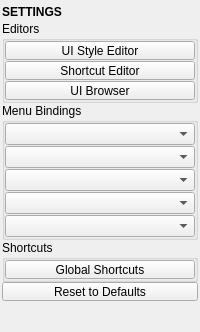
Above: tentacle/ui/settings.ui from m3trik/tentacle before the change. Below: the same form after it.
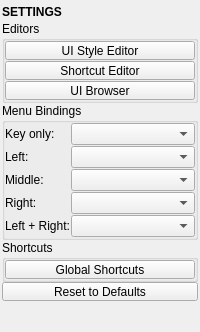
That is the form after the change. Custom widgets are drawn as their Qt base class.

Diff of the .ui file:
```diff
--- a/tentacle/ui/settings.ui
+++ b/tentacle/ui/settings.ui
@@ -179,7 +179,7 @@
         <property name="title">
          <string>Menu Bindings</string>
         </property>
-        <layout class="QVBoxLayout" name="verticalLayout_bindings">
+        <layout class="QGridLayout" name="gridLayout_bindings" columnstretch="0,1">
          <property name="spacing">
           <number>1</number>
          </property>
@@ -195,7 +195,32 @@
          <property name="bottomMargin">
           <number>0</number>
          </property>
-         <item>
+         <item row="0" column="0">
+          <widget class="QLabel" name="lbl_bind_default">
+           <property name="minimumSize">
+            <size>
+             <width>0</width>
+             <height>19</height>
+            </size>
+           </property>
+           <property name="maximumSize">
+            <size>
+             <width>16777215</width>
+             <height>19</height>
+            </size>
+           </property>
+           <property name="caption" stdset="0">
+            <bool>true</bool>
+           </property>
+           <property name="text">
+            <string>Key only:</string>
+           </property>
+           <property name="alignment">
+            <set>Qt::AlignLeading|Qt::AlignLeft|Qt::AlignVCenter</set>
+           </property>
+          </widget>
+         </item>
+         <item row="0" column="1">
           <widget class="ComboBox" name="cmb_bind_default">
            <property name="minimumSize">
             <size>
@@ -203,12 +228,40 @@
              <height>19</height>
             </size>
            </property>
+           <property name="sizeAdjustPolicy">
+            <enum>QComboBox::AdjustToContents</enum>
+           </property>
            <property name="toolTip">
             <string>Default menu (key only)</string>
            </property>
           </widget>
          </item>
-         <item>
+         <item row="1" column="0">
+          <widget class="QLabel" name="lbl_bind_left">
+           <property name="minimumSize">
+            <size>
+             <width>0</width>
+             <height>19</height>
+            </size>
+           </property>
+           <property name="maximumSize">
+            <size>
+             <width>16777215</width>
+             <height>19</height>
+            </size>
+           </property>
+           <property name="caption" stdset="0">
+            <bool>true</bool>
+           </property>
+           <property name="text">
+            <string>Left:</string>
+           </property>
+           <property name="alignment">
+            <set>Qt::AlignLeading|Qt::AlignLeft|Qt::AlignVCenter</set>
+           </property>
+          </widget>
+         </item>
+         <item row="1" column="1">
           <widget class="ComboBox" name="cmb_bind_left">
            <property name="minimumSize">
             <size>
@@ -216,12 +269,40 @@
              <height>19</height>
             </size>
            </property>
+           <property name="sizeAdjustPolicy">
+            <enum>QComboBox::AdjustToContents</enum>
+           </property>
            <property name="toolTip">
             <string>Left mouse button</string>
            </property>
           </widget>
          </item>
-         <item>
+         <item row="2" column="0">
+          <widget class="QLabel" name="lbl_bind_middle">
+           <property name="minimumSize">
+            <size>
+             <width>0</width>
+             <height>19</height>
+            </size>
+           </property>
+           <property name="maximumSize">
+            <size>
+             <width>16777215</width>
+             <height>19</height>
+            </size>
+           </property>
+           <property name="caption" stdset="0">
+            <bool>true</bool>
+           </property>
+           <property name="text">
+            <string>Middle:</string>
+           </property>
+           <property name="alignment">
+            <set>Qt::AlignLeading|Qt::AlignLeft|Qt::AlignVCenter</set>
+           </property>
+          </widget>
+         </item>
+         <item row="2" column="1">
           <widget class="ComboBox" name="cmb_bind_middle">
            <property name="minimumSize">
             <size>
@@ -229,12 +310,40 @@
              <height>19</height>
             </size>
            </property>
+           <property name="sizeAdjustPolicy">
+            <enum>QComboBox::AdjustToContents</enum>
+           </property>
            <property name="toolTip">
             <string>Middle mouse button</string>
            </property>
           </widget>
          </item>
-         <item>
+         <item row="3" column="0">
+          <widget class="QLabel" name="lbl_bind_right">
+           <property name="minimumSize">
+            <size>
+             <width>0</width>
+             <height>19</height>
+            </size>
+           </property>
+           <property name="maximumSize">
+            <size>
+             <width>16777215</width>
+             <height>19</height>
+            </size>
+           </property>
+           <property name="caption" stdset="0">
+            <bool>true</bool>
+           </property>
+           <property name="text">
+            <string>Right:</string>
+           </property>
+           <property name="alignment">
+            <set>Qt::AlignLeading|Qt::AlignLeft|Qt::AlignVCenter</set>
+           </property>
+          </widget>
+         </item>
+         <item row="3" column="1">
           <widget class="ComboBox" name="cmb_bind_right">
            <property name="minimumSize">
             <size>
@@ -242,12 +351,40 @@
              <height>19</height>
             </size>
            </property>
+           <property name="sizeAdjustPolicy">
+            <enum>QComboBox::AdjustToContents</enum>
+           </property>
            <property name="toolTip">
             <string>Right mouse button</string>
            </property>
           </widget>
          </item>
-         <item>
+         <item row="4" column="0">
+          <widget class="QLabel" name="lbl_bind_left_right">
+           <property name="minimumSize">
+            <size>
+             <width>0</width>
+             <height>19</height>
+            </size>
+           </property>
+           <property name="maximumSize">
+            <size>
+             <width>16777215</width>
+             <height>19</height>
+            </size>
+           </property>
+           <property name="caption" stdset="0">
+            <bool>true</bool>
+           </property>
+           <property name="text">
+            <string>Left + Right:</string>
+           </property>
+           <property name="alignment">
+            <set>Qt::AlignLeading|Qt::AlignLeft|Qt::AlignVCenter</set>
+           </property>
+          </widget>
+         </item>
+         <item row="4" column="1">
           <widget class="ComboBox" name="cmb_bind_left_right">
            <property name="minimumSize">
             <size>
@@ -255,6 +392,9 @@
              <height>19</height>
             </size>
            </property>
+           <property name="sizeAdjustPolicy">
+            <enum>QComboBox::AdjustToContents</enum>
+           </property>
            <property name="toolTip">
             <string>Left + Right mouse buttons</string>
            </property>
```
